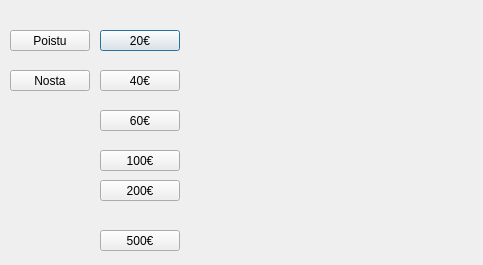
bank-2022/group17, file bankautomat/nostawindow.ui: the form before one commit.
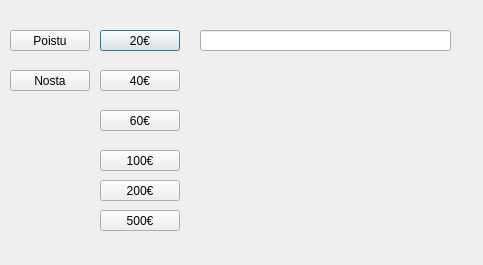
The form after the commit.

Diff of the .ui file:
```diff
--- a/bankautomat/nostawindow.ui
+++ b/bankautomat/nostawindow.ui
@@ -82,7 +82,7 @@
    <property name="geometry">
     <rect>
      <x>100</x>
-     <y>230</y>
+     <y>210</y>
      <width>80</width>
      <height>21</height>
     </rect>
@@ -117,6 +117,16 @@
     <string>Nosta</string>
    </property>
   </widget>
+  <widget class="QLineEdit" name="NostaLe">
+   <property name="geometry">
+    <rect>
+     <x>200</x>
+     <y>30</y>
+     <width>251</width>
+     <height>21</height>
+    </rect>
+   </property>
+  </widget>
  </widget>
  <resources/>
  <connections/>
```
Left out of the diff: 14 changed lines with no effect on the pictures.
